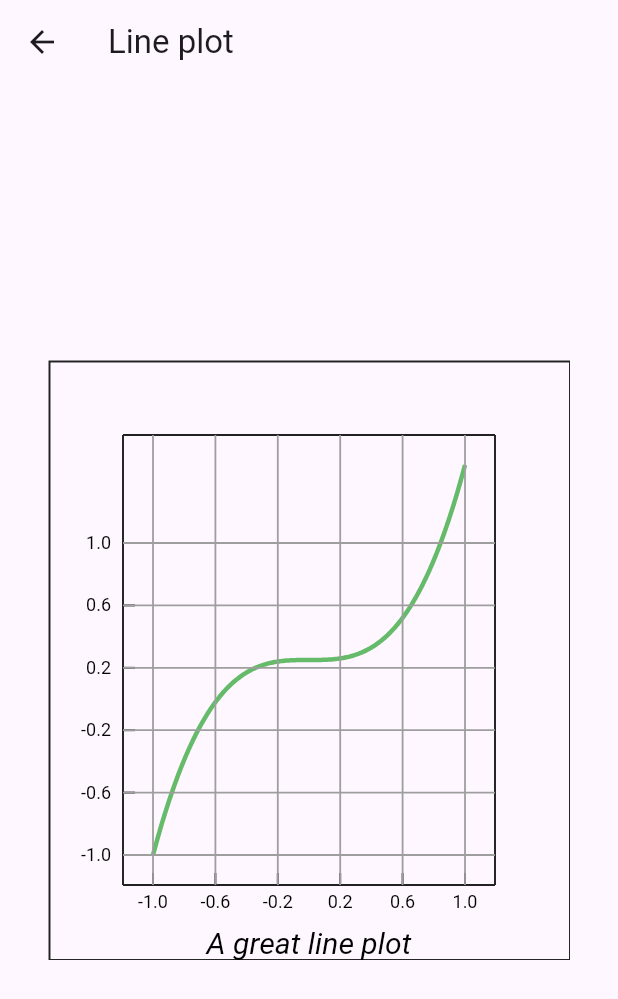
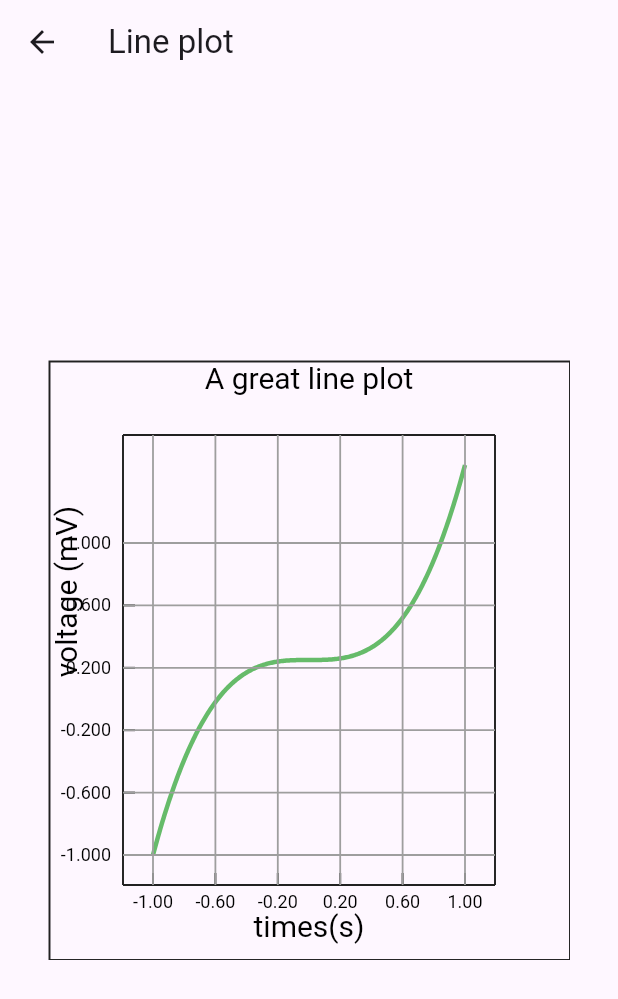
Before and after one commit to ClementBeal/pretty_charts, a Flutter app: the screen it shows after launch, after a tap on "Scatter", on a phone screen of 412 x 824 dp. Shown: the top 999 px of the screen. Run offline on Flutter 3.47's test engine with Material 3 defaults, Android fonts, the phone set to English and light mode, and no system bars.

Commit message:
draw axes titles

```diff
--- a/example/lib/screens/line_plot_screen.dart
+++ b/example/lib/screens/line_plot_screen.dart
@@ -25,7 +25,15 @@ class LinePlotScreen extends StatelessWidget {
                 numberOfTicksOnX: 5,
                 numberOfTicksOnY: 5,
                 showGrid: true,
-                legend: "A great line plot",
+                title: "A great line plot",
+                xTitle: "times(s)",
+                yTitle: "voltage (mV)",
+                xLabelsBuilder: (x) {
+                  return x.toStringAsFixed(2);
+                },
+                yLabelsBuilder: (x) {
+                  return x.toStringAsFixed(3);
+                },
               ),
               onGenerate: (x) {
                 return pow(x, 3).toDouble();
--- a/lib/src/axes/axes.dart
+++ b/lib/src/axes/axes.dart
@@ -30,15 +30,33 @@ class Axes {
   final int numberOfTicksOnY;
 
   /// legend to write on the plot
-  final String? legend;
+  final String? title;
+
+  /// show the grid or not
   final bool showGrid;
+
+  ///
+  final String Function(double x)? xLabelsBuilder;
+
+  ///
+  final String Function(double y)? yLabelsBuilder;
+
+  ///
+  final String? xTitle;
+
+  ///
+  final String? yTitle;
 
   Axes({
     required this.xLimits,
     required this.yLimits,
     required this.numberOfTicksOnX,
     required this.numberOfTicksOnY,
-    this.legend,
+    this.title,
+    this.xTitle,
+    this.yTitle,
     this.showGrid = false,
+    this.xLabelsBuilder,
+    this.yLabelsBuilder,
   });
 }
--- a/lib/src/axes/plot_framework.dart
+++ b/lib/src/axes/plot_framework.dart
@@ -19,8 +19,6 @@ class PlotFrameworkPainter extends CustomPainter {
   void paint(Canvas canvas, Size size) {
     const double internalPadding = 50.0;
     const double axesPadding = 20.0;
-    print(offset);
-    print(scaleFactor);
 
     final xAxesNumberTicks = axes.numberOfTicksOnX;
     final yAxesNumberTicks = axes.numberOfTicksOnY;
@@ -95,7 +93,7 @@ class PlotFrameworkPainter extends CustomPainter {
       final caption = xAxesRange.minLimit +
           (xAxesRange.maxLimit - xAxesRange.minLimit) / xAxesNumberTicks * i;
       final textSpan = TextSpan(
-        text: caption.toStringAsFixed(1),
+        text: axes.xLabelsBuilder?.call(caption) ?? caption.toStringAsFixed(1),
         style: textStyle,
       );
       tickTextPainter.text = textSpan;
@@ -130,7 +128,7 @@ class PlotFrameworkPainter extends CustomPainter {
       final caption =
           yAxesRange.minLimit + yAxesRange.getDiff() / yAxesNumberTicks * i;
       final textSpan = TextSpan(
-        text: caption.toStringAsFixed(1),
+        text: axes.yLabelsBuilder?.call(caption) ?? caption.toStringAsFixed(1),
         style: textStyle,
       );
       tickTextPainter.text = textSpan;
@@ -145,21 +143,21 @@ class PlotFrameworkPainter extends CustomPainter {
       );
     }
 
-    if (axes.legend != null) {
+    if (axes.title != null) {
       drawLegend(canvas, width, height);
     }
   }
 
   void drawLegend(Canvas canvas, double width, double height) {
+    var textStyle = const TextStyle(
+      color: Colors.black,
+      fontSize: 20,
+    );
     final legendPainter = TextPainter(
       textDirection: TextDirection.ltr,
       text: TextSpan(
-        text: axes.legend!,
-        style: TextStyle(
-          color: Colors.black,
-          fontStyle: FontStyle.italic,
-          fontSize: 20,
-        ),
+        text: axes.title!,
+        style: textStyle,
       ),
     );
 
@@ -169,9 +167,50 @@ class PlotFrameworkPainter extends CustomPainter {
       canvas,
       Offset(
         width / 2 - legendPainter.width / 2,
-        height - legendPainter.height,
+        0,
       ),
     );
+
+    if (axes.xTitle != null) {
+      legendPainter.text = TextSpan(
+        text: axes.xTitle,
+        style: textStyle,
+      );
+
+      legendPainter.layout();
+      legendPainter.paint(
+        canvas,
+        Offset(
+          width / 2 - legendPainter.width / 2,
+          height - legendPainter.height * 1.5,
+        ),
+      );
+    }
+
+    if (axes.yTitle != null) {
+      legendPainter.text = TextSpan(
+        text: axes.yTitle,
+        style: textStyle,
+      );
+      legendPainter.layout();
+
+      final textPosition = Offset(0, height / 2);
+
+      canvas.save();
+      canvas.translate(textPosition.dx, textPosition.dy);
+      canvas.rotate(-pi / 2);
+      canvas.translate(-textPosition.dx, -textPosition.dy);
+
+      legendPainter.paint(
+        canvas,
+        Offset(
+          textPosition.dx - legendPainter.height / 2,
+          textPosition.dy,
+        ),
+      );
+
+      canvas.restore();
+    }
   }
 
   void drawVerticalAxes() {}
--- a/lib/src/shared/chart_viewer.dart
+++ b/lib/src/shared/chart_viewer.dart
@@ -37,7 +37,7 @@ class _ChartViewerState extends State<ChartViewer> {
       },
       onScaleUpdate: (details) {
         _scale = _tmpScale * details.scale;
-        _offset += details.focalPointDelta / 32;
+        _offset += details.focalPointDelta / 128;
 
         widget.onScale(_scale, _offset);
       },
```
